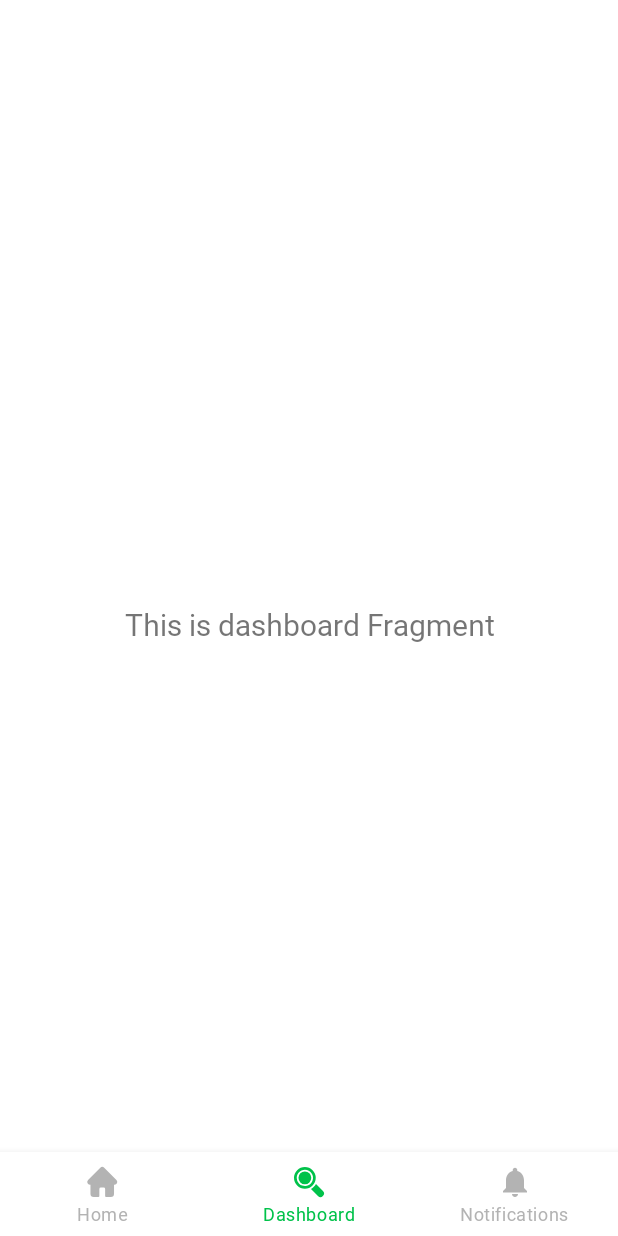
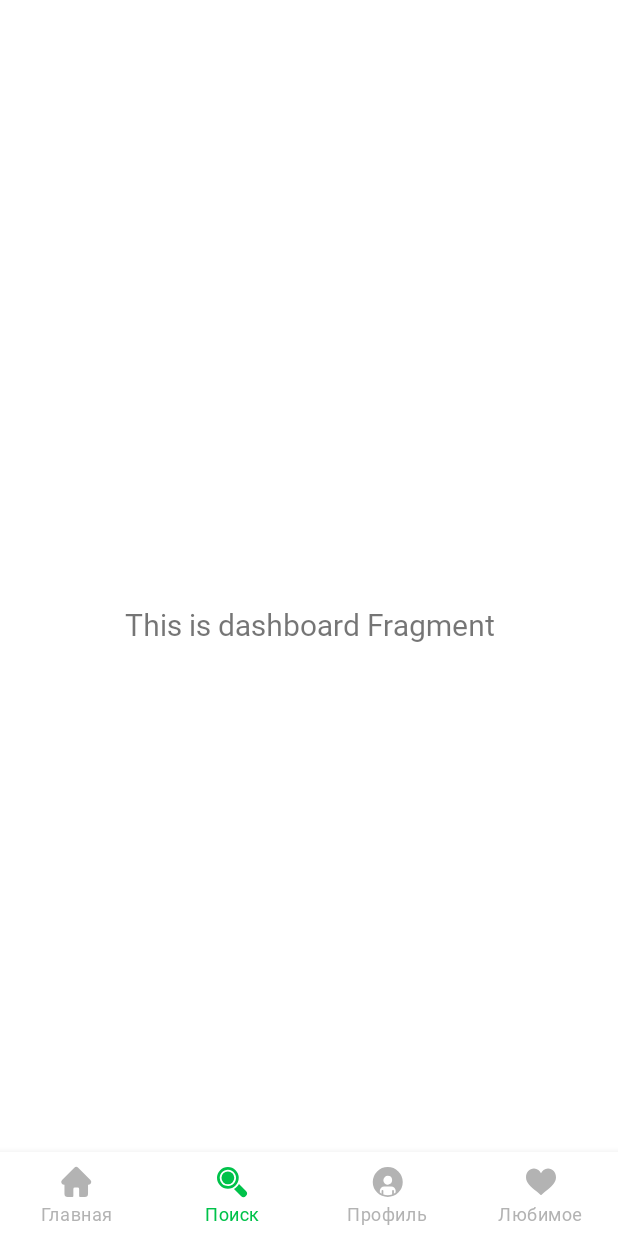
Before and after one commit to MuhammadjonSafarov/UzBazar, an Android app: the HomeFragment screen opened directly, with no data from a screen before it, item 2 of the bottom bar chosen, on a phone screen of 412 x 824 dp. Run offline under Robolectric (Android 15) with nearby library versions, the phone set to English and light mode, and no system bars; our stand-ins replace RxJava, Shimmer, navigation-ui; libraries missing offline, so code that uses them is left out: com.chuckerteam.chucker, com.jakewharton.rxbinding3, com.yandex.mapkit, com.yandex.runtime; pictures from the network do not load; 15 statements that could not run were skipped.

Commit message:
clean code xml vs files

```diff
--- /dev/null
+++ b/app/src/main/res/drawable/icon_filled_favorite.xml
@@ -0,0 +1,9 @@
+<vector xmlns:android="http://schemas.android.com/apk/res/android"
+    android:width="24dp"
+    android:height="24dp"
+    android:viewportWidth="24"
+    android:viewportHeight="24">
+  <path
+      android:pathData="M16.688,3a4.735,4.735 0,0 0,-2.957 1.022A6.737,6.737 0,0 0,12 6.1a6.736,6.736 0,0 0,-1.73 -2.081A4.735,4.735 0,0 0,7.313 3C4.284,3 2,5.477 2,8.762c0,3.549 2.849,5.977 7.163,9.653 0.732,0.624 1.563,1.332 2.426,2.086a0.625,0.625 0,0 0,0.823 0c0.863,-0.755 1.693,-1.462 2.426,-2.087C19.151,14.739 22,12.311 22,8.762 22,5.477 19.716,3 16.688,3Z"
+      android:fillColor="#b3b3b3"/>
+</vector>
--- /dev/null
+++ b/app/src/main/res/drawable/icon_filled_profile.xml
@@ -0,0 +1,9 @@
+<vector xmlns:android="http://schemas.android.com/apk/res/android"
+    android:width="24dp"
+    android:height="24dp"
+    android:viewportWidth="24"
+    android:viewportHeight="24">
+  <path
+      android:pathData="M12.5,2A10,10 0,1 0,22.5 12,10.039 10.039,0 0,0 12.5,2ZM12.5,7.9a2.933,2.933 0,0 1,2.928 2.832,3.067 3.067,0 0,1 -2.77,3.022A2.929,2.929 0,0 1,9.57 10.828,2.933 2.933,0 0,1 12.5,7.9ZM17.773,19.055a8.8,8.8 0,0 1,-1.172 0.753L16.601,17.9a0.586,0.586 0,0 0,-1.172 0v2.417a8.627,8.627 0,0 1,-5.859 0L9.57,17.9a0.586,0.586 0,0 0,-1.172 0v1.908a8.794,8.794 0,0 1,-1.172 -0.753L7.226,17.9a2.933,2.933 0,0 1,2.93 -2.93h4.688a2.933,2.933 0,0 1,2.93 2.93Z"
+      android:fillColor="#b3b3b3"/>
+</vector>
--- a/app/src/main/res/layout/activity_main.xml
+++ b/app/src/main/res/layout/activity_main.xml
@@ -23,6 +23,7 @@
         android:layout_height="wrap_content"
         android:layout_marginStart="0dp"
         android:layout_marginEnd="0dp"
+        app:labelVisibilityMode="labeled"
         android:background="?android:attr/windowBackground"
         app:itemIconTint="@color/bottom_navigation_item_selector"
         app:itemTextColor="@color/bottom_navigation_item_selector"
--- a/app/src/main/res/layout/fragment_home.xml
+++ b/app/src/main/res/layout/fragment_home.xml
@@ -42,7 +42,7 @@
                 android:theme="@style/ThemeOverlay.AppCompat.Dark.ActionBar"
                 app:contentInsetStartWithNavigation="0dp"
                 app:layout_collapseMode="pin"
-                app:navigationIcon="@drawable/icon_menu_filled"
+                app:navigationIcon="@drawable/icon_outline_home"
                 app:popupTheme="@style/ThemeOverlay.AppCompat.Light">
 
                 <androidx.appcompat.widget.LinearLayoutCompat
@@ -85,7 +85,7 @@
                         android:layout_marginEnd="8dp"
                         android:background="?attr/selectableItemBackgroundBorderless"
                         android:padding="4dp"
-                        app:srcCompat="@drawable/icon_arrow_down_filled"
+                        app:srcCompat="@drawable/icon_filled_arrow_down"
                         />
                 </androidx.appcompat.widget.LinearLayoutCompat>
             </com.google.android.material.appbar.MaterialToolbar>
--- a/app/src/main/res/layout/fragment_profil.xml
+++ b/app/src/main/res/layout/fragment_profil.xml
@@ -28,7 +28,7 @@
             android:layout_marginEnd="20dp"
             android:fontFamily="@font/roboto_mediumly"
             android:text="Имя Фамилия"
-            app:drawableEndCompat="@drawable/user"
+            app:drawableEndCompat="@drawable/icon_filled_pen"
             android:textColor="@color/black"
             android:textSize="16dp"
             android:textStyle="bold" />
--- a/app/src/main/res/layout/fragment_sms.xml
+++ b/app/src/main/res/layout/fragment_sms.xml
@@ -83,7 +83,7 @@
             android:background="@null"
             android:drawablePadding="6dp"
             android:textSize="16dp"
-            app:drawableStartCompat="@drawable/key"
+            app:drawableStartCompat="@drawable/icon_filled_key"
             app:layout_constraintEnd_toEndOf="parent"
             app:layout_constraintStart_toStartOf="parent"
             app:layout_constraintTop_toTopOf="parent" />
--- a/app/src/main/res/layout/item_layout_restaurant.xml
+++ b/app/src/main/res/layout/item_layout_restaurant.xml
@@ -49,7 +49,7 @@
         android:layout_marginEnd="24dp"
         android:layout_marginTop="24dp"
         android:elevation="1dp"
-        app:srcCompat="@drawable/icon_favorite_filled"
+        app:srcCompat="@drawable/icon_outline_favorite"
         android:layout_alignParentEnd="true"
         android:layout_alignParentTop="true"
         />
--- a/app/src/main/res/menu/bottom_nav_menu.xml
+++ b/app/src/main/res/menu/bottom_nav_menu.xml
@@ -3,17 +3,22 @@
 
     <item
         android:id="@+id/navigation_home"
-        android:icon="@drawable/menu_home"
-        android:title="@string/title_home" />
+        android:icon="@drawable/icon_filled_home"
+        android:title="@string/main" />
 
     <item
         android:id="@+id/navigation_search"
-        android:icon="@drawable/menu_search"
-        android:title="@string/title_dashboard" />
+        android:icon="@drawable/icon_filled_search"
+        android:title="@string/search" />
 
     <item
-        android:id="@+id/navigation_notifications"
-        android:icon="@drawable/ic_notifications_black_24dp"
-        android:title="@string/title_notifications" />
+        android:id="@+id/navigation_profile"
+        android:icon="@drawable/icon_filled_profile"
+        android:title="@string/profile" />
+
+    <item
+        android:id="@+id/navigation_favorite"
+        android:icon="@drawable/icon_filled_favorite"
+        android:title="@string/favorite" />
 
 </menu>
--- a/app/src/main/res/menu/home_menu.xml
+++ b/app/src/main/res/menu/home_menu.xml
@@ -3,6 +3,6 @@
     xmlns:app="http://schemas.android.com/apk/res-auto">
     <item android:id="@+id/action_menu"
         android:title="Home"
-        android:icon="@drawable/icon_arrow_down_filled"
+        android:icon="@drawable/icon_filled_arrow_down"
         app:showAsAction="always"/>
 </menu>
--- a/app/src/main/res/values/strings.xml
+++ b/app/src/main/res/values/strings.xml
@@ -1,5 +1,6 @@
 <resources>
     <string name="app_name">BazarUz</string>
+
     <string name="invalidet_login">Email xato kiritilgan</string>
     <string name="invalidet_password">6 ta belgidan kam kiritildi</string>
     <string name="title_activity_main">MainActivity</string>
@@ -8,7 +9,7 @@
     <string name="title_notifications">Notifications</string>
     <string name="conform_message">SMS c кодом подтверждения придет на Ваш \nновый номер</string>
     <string name="your_number">Введите ваш новый номер</string>
-    <string name="large_text" translatable="false">
+  <!--  <string name="large_text" translatable="false">
         "Material is the metaphor.\n\n"
 
         "A material metaphor is the unifying theory of a rationalized space and a system of motion."
@@ -96,7 +97,9 @@
         "On the layout level, design your app layout to minimize opportunities for interference. "
         "For example, position the FAB to one side of stream of a cards so the FAB won’t interfere "
         "when a user tries to pick up one of cards.\n\n"
-    </string>
+    </string>-->
+    <string name="server_btn">НА ГЛАВНУЮ</string>
+    <string name="server_text">ВНУТРЕННЯЯ ОШИБКА\nСЕРВЕРА</string>
     <string name="new_number">НОВЫЙ НОМЕР</string>
     <string name="russian">Русский</string>
     <string name="private_polity">Я принимаю Правила использования и пользовательское соглашение</string>
@@ -107,4 +110,8 @@
     <string name="change_number_text">СМЕНИТЬ НОМЕР</string>
     <string name="internet_error">Подключитесь к интернет сети \nи попробуйте еще раз.</string>
     <string name="no_internet_text">НЕТ ИНТЕРНЕТ \nСОЕДИНЕНИЯ</string>
+    <string name="main">Главная</string>
+    <string name="search">Поиск</string>
+    <string name="profile">Профиль</string>
+    <string name="favorite">Любимое</string>
 </resources>
```
Also changed, not shown: app/src/main/res/drawable/icon_arrow_down_filled.xml (deleted, +0 -13 lines), app/src/main/res/drawable/icon_filled_arrow_down.xml (added, +12 -0 lines), app/src/main/res/drawable/icon_filled_phone.xml (added, +15 -0 lines), app/src/main/res/drawable-xxxhdpi/ic_user.png (deleted), app/src/main/res/drawable/icon_filled_home.xml (renamed from app/src/main/res/drawable/menu_home.xml), app/src/main/res/drawable/icon_filled_key.xml (renamed from app/src/main/res/drawable/key.xml), app/src/main/res/drawable/icon_filled_pen.xml (renamed from app/src/main/res/drawable/user.xml), app/src/main/res/drawable/icon_filled_search.xml (renamed from app/src/main/res/drawable/menu_search.xml), app/src/main/res/drawable/icon_outline_favorite.xml (renamed from app/src/main/res/drawable/icon_favorite_filled.xml), app/src/main/res/drawable/icon_outline_home.xml (renamed from app/src/main/res/drawable/icon_menu_filled.xml), 1 other file.
